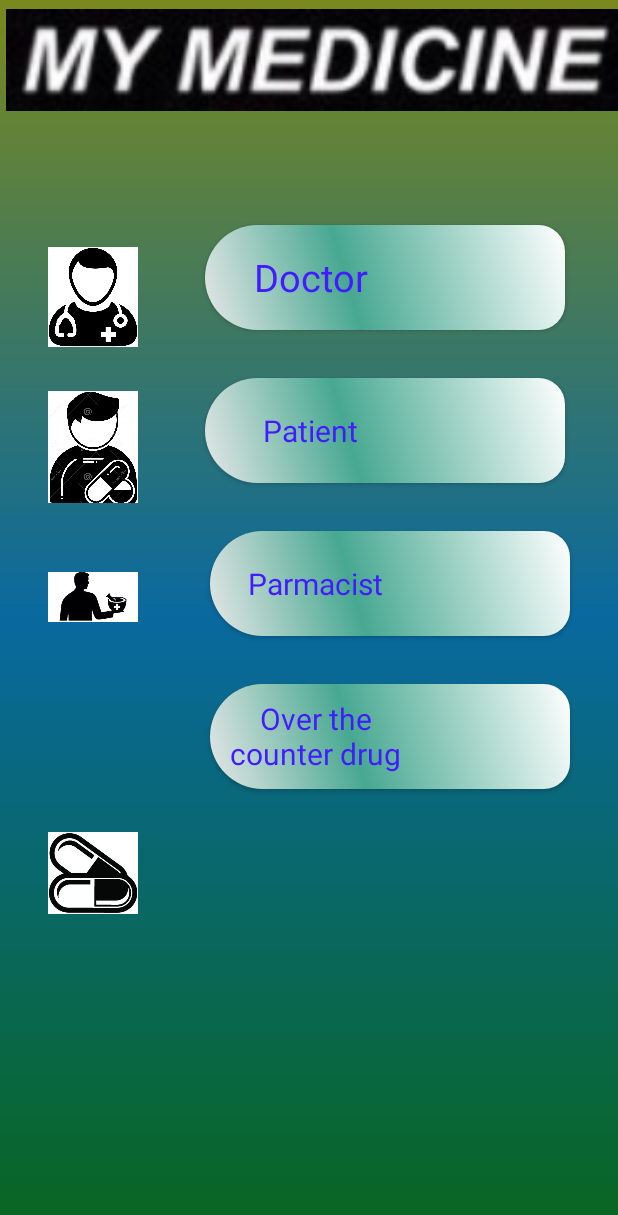
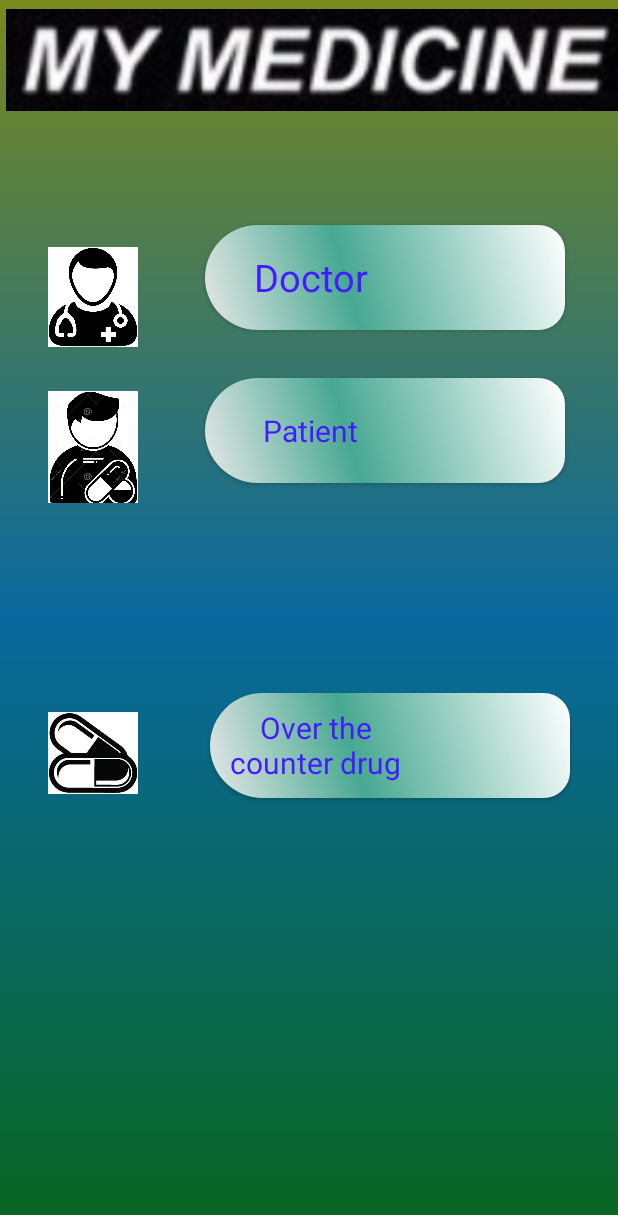
Before and after one commit to AhmadDregat/My-Medicine, an Android app: the screen it shows after launch (MainActivity), on a phone screen of 412 x 824 dp. Shown: the top 1215 px of the screen. Run offline under Robolectric (Android 15) with nearby library versions, the phone set to English and light mode, and no system bars.

Commit message:
Refactored files and items.

```diff
--- a/app/src/main/AndroidManifest.xml
+++ b/app/src/main/AndroidManifest.xml
@@ -10,8 +10,8 @@
         android:supportsRtl="true"
         android:theme="@style/AppTheme">
         <activity android:name=".first_Activity"></activity>
-        <activity android:name=".registerActivity" />
-        <activity android:name=".loginActivity" />
+        <activity android:name=".RegisterActivity" />
+        <activity android:name=".LoginActivity" />
         <activity android:name=".MainActivity">
             <intent-filter>
                 <action android:name="android.intent.action.MAIN" />
--- a/app/src/main/java/com/example/mymedicine/MainActivity.java
+++ b/app/src/main/java/com/example/mymedicine/MainActivity.java
@@ -8,45 +8,40 @@ import android.view.View;
 import android.widget.Button;
 
 public class MainActivity extends AppCompatActivity {
-    private Button button_Doctor, parent, Parmacist, drugs;
+    private Button doctorBtn, patientBtn, rxBtn;
 
 
     @Override
     protected void onCreate(Bundle savedInstanceState) {
         super.onCreate(savedInstanceState);
         setContentView(R.layout.activity_main);
-        button_Doctor = findViewById(R.id.button1);
-        parent = findViewById(R.id.button2);
-        Parmacist = findViewById(R.id.button3);
-        drugs = findViewById(R.id.button4);
-        button_Doctor.setOnClickListener(new View.OnClickListener() {
+        // Buttons
+        doctorBtn = findViewById(R.id.docButton);
+        patientBtn = findViewById(R.id.patButton);
+        rxBtn = findViewById(R.id.rxButton);
+        // Clicking behaviour
+        doctorBtn.setOnClickListener(new View.OnClickListener() {
             @Override
             public void onClick(View v) {
-                movetologinactivity();
+                moveToLogin();
             }
         });
-        parent.setOnClickListener(new View.OnClickListener() {
+        patientBtn.setOnClickListener(new View.OnClickListener() {
             @Override
             public void onClick(View v) {
-                movetologinactivity();
+                moveToLogin();
             }
         });
-        Parmacist.setOnClickListener(new View.OnClickListener() {
+        rxBtn.setOnClickListener(new View.OnClickListener() {
             @Override
             public void onClick(View v) {
-                movetologinactivity();
+                moveToLogin();
             }
         });
-        drugs.setOnClickListener(new View.OnClickListener() {
-            @Override
-            public void onClick(View v) {
-                movetologinactivity();
-            }
-        });
+    }
 
-    }
-    public void movetologinactivity () {
-        Intent intent = new Intent(MainActivity.this, loginActivity.class);
+    public void moveToLogin() {
+        Intent intent = new Intent(MainActivity.this, LoginActivity.class);
         startActivity(intent);
     }
 }
--- a/app/src/main/res/layout/activity_first_.xml
+++ b/app/src/main/res/layout/activity_first_.xml
@@ -17,7 +17,7 @@
         app:layout_constraintTop_toTopOf="parent" />
 
     <Button
-        android:id="@+id/button1"
+        android:id="@+id/docButton"
         android:layout_width="212dp"
         android:layout_height="93dp"
         android:text="sign out"
--- a/app/src/main/res/layout/activity_main.xml
+++ b/app/src/main/res/layout/activity_main.xml
@@ -9,7 +9,7 @@
 
 
     <Button
-        android:id="@+id/button1"
+        android:id="@+id/docButton"
         android:layout_width="240dp"
         android:layout_height="70dp"
         android:layout_marginTop="150dp"
@@ -25,14 +25,14 @@
         app:layout_constraintTop_toTopOf="parent" />
 
     <Button
-        android:id="@+id/button4"
+        android:id="@+id/rxButton"
         android:layout_width="240dp"
         android:layout_height="70dp"
         android:layout_marginTop="32dp"
 
         android:layout_marginEnd="32dp"
         android:layout_marginRight="32dp"
-        android:layout_marginBottom="84dp"
+        android:layout_marginBottom="292dp"
         android:background="@drawable/custum_button"
         android:shadowColor="#5959FF"
         android:text="Over the counter drug"
@@ -41,11 +41,10 @@
         android:textSize="20sp"
         app:layout_constraintBottom_toBottomOf="parent"
         app:layout_constraintEnd_toEndOf="parent"
-        app:layout_constraintTop_toBottomOf="@+id/button3"
         app:layout_constraintVertical_bias="0.0" />
 
     <Button
-        android:id="@+id/button2"
+        android:id="@+id/patButton"
         android:layout_width="240dp"
         android:layout_height="70dp"
         android:layout_marginTop="32dp"
@@ -58,23 +57,8 @@
         android:textColor="#421CFF"
         android:textSize="20sp"
         app:layout_constraintEnd_toEndOf="parent"
-        app:layout_constraintTop_toBottomOf="@+id/button1" />
+        app:layout_constraintTop_toBottomOf="@+id/docButton" />
 
-    <Button
-        android:id="@+id/button3"
-        android:layout_width="240dp"
-        android:layout_height="70dp"
-        android:layout_marginTop="32dp"
-        android:layout_marginEnd="32dp"
-        android:layout_marginRight="32dp"
-        android:background="@drawable/custum_button"
-        android:shadowColor="#5959FF"
-        android:text="Parmacist"
-        android:textAppearance="@style/TextAppearance.AppCompat.Body1"
-        android:textColor="#421CFF"
-        android:textSize="20sp"
-        app:layout_constraintEnd_toEndOf="parent"
-        app:layout_constraintTop_toBottomOf="@+id/button2" />
 
     <androidx.constraintlayout.widget.Barrier
         android:id="@+id/barrier"
@@ -92,7 +76,7 @@
         android:layout_marginTop="148dp"
         android:layout_marginEnd="29dp"
         android:layout_marginRight="29dp"
-        app:layout_constraintEnd_toStartOf="@+id/button1"
+        app:layout_constraintEnd_toStartOf="@+id/docButton"
         app:layout_constraintHorizontal_bias="0.0"
         app:layout_constraintStart_toStartOf="parent"
         app:layout_constraintTop_toTopOf="parent"
@@ -106,25 +90,12 @@
         android:layout_marginLeft="32dp"
         android:layout_marginEnd="29dp"
         android:layout_marginRight="29dp"
-        app:layout_constraintEnd_toStartOf="@+id/button2"
+        app:layout_constraintEnd_toStartOf="@+id/patButton"
         app:layout_constraintHorizontal_bias="0.0"
         app:layout_constraintStart_toStartOf="parent"
         app:layout_constraintTop_toBottomOf="@+id/imageView"
         app:srcCompat="@drawable/patient" />
 
-    <ImageView
-        android:id="@+id/imageView3"
-        android:layout_width="60dp"
-        android:layout_height="100dp"
-        android:layout_marginStart="32dp"
-        android:layout_marginLeft="32dp"
-        android:layout_marginEnd="29dp"
-        android:layout_marginRight="29dp"
-        app:layout_constraintEnd_toStartOf="@+id/button3"
-        app:layout_constraintHorizontal_bias="0.0"
-        app:layout_constraintStart_toStartOf="parent"
-        app:layout_constraintTop_toBottomOf="@+id/imageView2"
-        app:srcCompat="@drawable/rokeh" />
 
     <ImageView
         android:id="@+id/imageView4"
@@ -134,9 +105,9 @@
         android:layout_marginLeft="32dp"
         android:layout_marginEnd="25dp"
         android:layout_marginRight="25dp"
-        android:layout_marginBottom="192dp"
+        android:layout_marginBottom="272dp"
         app:layout_constraintBottom_toBottomOf="parent"
-        app:layout_constraintEnd_toStartOf="@+id/button4"
+        app:layout_constraintEnd_toStartOf="@+id/rxButton"
         app:layout_constraintHorizontal_bias="0.0"
         app:layout_constraintStart_toStartOf="parent"
         app:srcCompat="@drawable/drug" />
```
Also changed, not shown: app/src/main/java/com/example/mymedicine/LoginActivity.java (added, +110 -0 lines), app/src/main/java/com/example/mymedicine/Pations.java (deleted, +0 -23 lines), app/src/main/java/com/example/mymedicine/RegisterActivity.java (added, +102 -0 lines), app/src/main/java/com/example/mymedicine/Users.java (added, +28 -0 lines), app/src/main/java/com/example/mymedicine/first_Activity.java (+5 -4 lines), app/src/main/java/com/example/mymedicine/loginActivity.java (deleted, +0 -113 lines), app/src/main/java/com/example/mymedicine/registerActivity.java (deleted, +0 -104 lines), app/src/main/res/layout/activity_login.xml (+9 -22 lines), app/src/main/res/layout/activity_register.xml (+12 -25 lines).
